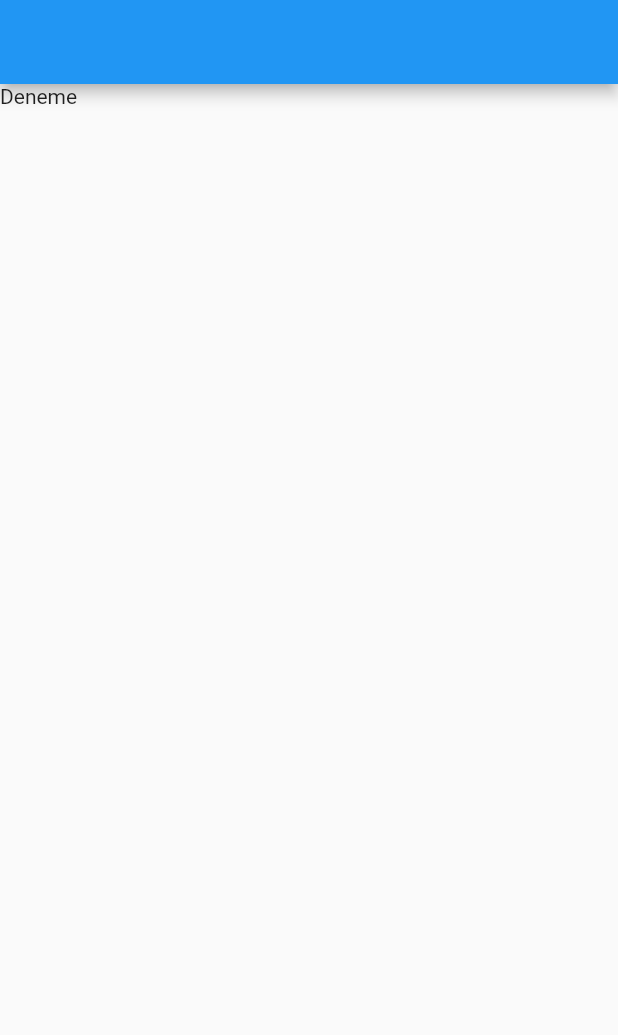
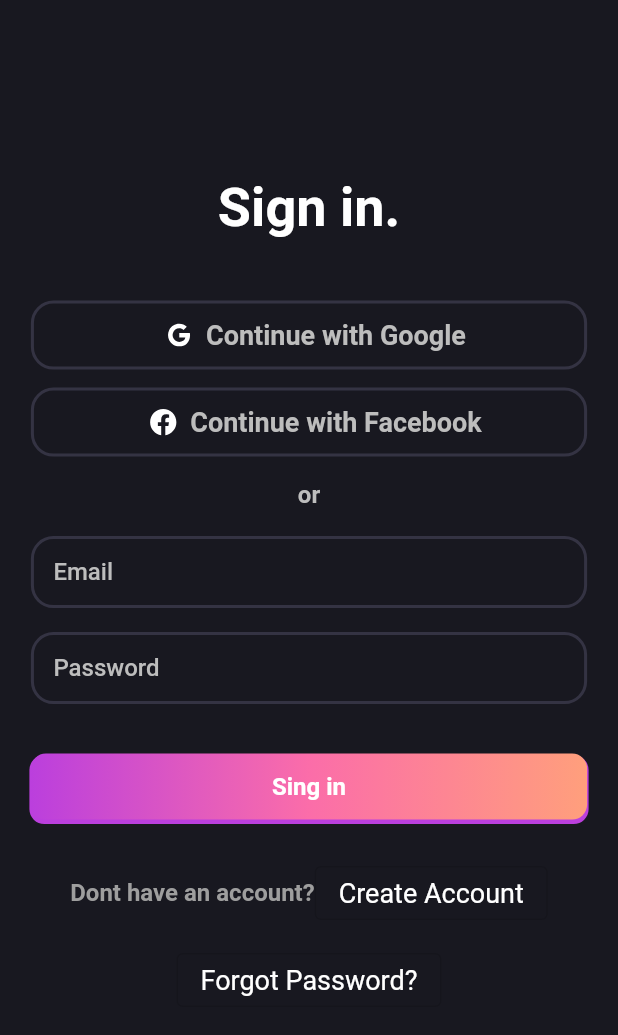
Before and after one commit to nurullahturkoglu/learndigital-google-flutter, a Flutter app: the screen it shows after launch, on a phone screen of 412 x 824 dp. Shown: the top 1035 px of the screen. Run offline on Flutter 3.47's test engine with Material 2 defaults, Android fonts, the phone set to English and light mode, and no system bars; our stand-ins replace awesome_snackbar_content, firebase_auth, firebase_core, flutter_riverpod, flutter_svg, google_fonts and 1 more; accounts and stored records are empty.

Commit message:
added login screen and images

```diff
--- a/lib/firebase/firebase_test.dart
+++ b/lib/firebase/firebase_test.dart
@@ -2,7 +2,6 @@ import 'package:firebase_auth/firebase_auth.dart';
 import 'package:firebase_core/firebase_core.dart';
 import 'package:flutter/material.dart';
 import 'package:flutter_riverpod/flutter_riverpod.dart';
-import 'package:myapp/firebase_options.dart';
 
 class FirebaseTest extends ConsumerStatefulWidget {
   const FirebaseTest({super.key});
--- a/lib/main.dart
+++ b/lib/main.dart
@@ -7,6 +7,8 @@ import 'package:myapp/screens/await_download.dart';
 import 'package:myapp/screens/flutter_inputs.dart';
 import 'package:myapp/screens/images_example.dart';
 import 'package:myapp/screens/listview_examples.dart';
+import 'package:myapp/screens/login_ui.dart';
+import 'package:myapp/screens/test_inherited_widget.dart';
 import 'firebase/firebase_options.dart';
 import 'firebase/firebase_test.dart';
 
@@ -18,29 +20,6 @@ Future<void> main() async {
   runApp(const ProviderScope(child: MyApp()));
 }
 
-// // final helloWorldProvider = Provider((_) => 'Hello world from main');
-// final counter = StateProvider<String>((ref) => '1');
-
-// notifier provider example
-
-// // future provider ex. (family -> /users/$value )
-// final fetchUserProvider =
-//     FutureProvider.family.autoDispose((ref, String value) {
-//   final userRepository = ref.watch(userRepositoryProvider);
-//   return userRepository.fetchUser(value);
-// });
-
-// stream provider example
-
-// final someStreamProvider = StreamProvider((ref) async* {
-//   var allMessages = const <int>[];
-//   for (var i = 0; i < 10; i++) {
-//     await Future.delayed(Duration(seconds: 2));
-//     allMessages = [...allMessages, i];
-//     yield allMessages;
-//   }
-// });
-
 class MyApp extends StatelessWidget {
   const MyApp({super.key});
 
@@ -51,7 +30,7 @@ class MyApp extends StatelessWidget {
       theme: ThemeData(
         primarySwatch: Colors.blue,
       ),
-      home: const FirebaseTest(),
+      home: const LoginUi(),
       debugShowCheckedModeBanner: false,
     );
   }
@@ -244,70 +223,3 @@ class YemekListesi extends StatelessWidget {
     );
   }
 }
-
-class Yemekler extends StatelessWidget {
-  const Yemekler({
-    super.key,
-  });
-
-  @override
-  Widget build(BuildContext context) {
-    return const Text(
-      "Yemekler",
-      textScaleFactor: 2,
-    );
-  }
-}
-
-class Yazi extends StatelessWidget {
-  final String _benimYazim;
-  Yazi(this._benimYazim, {super.key}) {
-    print("statless");
-  }
-
-  @override
-  Widget build(BuildContext context) {
-    return Text("$_benimYazim");
-  }
-}
-
-class statefulYazi extends StatefulWidget {
-  final String _yazi;
-  final int _value;
-
-  statefulYazi(this._yazi, this._value, {super.key}) {
-    print("stateful const");
-  }
-
-  @override
-  State<statefulYazi> createState() => _statefulYaziState();
-}
-
-class _statefulYaziState extends State<statefulYazi> {
-  _statefulYaziState() {
-    print("sayi arttir state class const. oluştu");
-  }
-  @override
-  int _newCount = 0;
-
-  @override
-  void initState() {
-    super.initState();
-    _newCount = widget._value;
-  }
-
-  void sayiArttir() {
-    print("sayi arttir cagirildi");
-  }
-
-  Widget build(BuildContext context) {
-    print('render');
-    return ElevatedButton(
-        onPressed: () {
-          setState(() {
-            _newCount++;
-          });
-        },
-        child: Text("${widget._yazi} $_newCount"));
-  }
-}
--- /dev/null
+++ b/lib/palette.dart
@@ -0,0 +1,38 @@
+import 'package:flutter/material.dart';
+import 'package:flutter_svg/svg.dart';
+
+class Pallete {
+  static const Color backgroundColor = Color.fromRGBO(24, 24, 32, 1);
+  static const Color gradient1 = Color.fromRGBO(187, 63, 221, 1);
+  static const Color gradient2 = Color.fromRGBO(251, 109, 169, 1);
+  static const Color gradient3 = Color.fromRGBO(255, 159, 124, 1);
+  static const Color borderColor = Color.fromRGBO(52, 51, 67, 1);
+  static const Color whiteColor = Colors.white;
+  Color fontColor = Colors.grey.shade400;
+
+  Widget facebookSvgIcon = Padding(
+    padding: const EdgeInsets.all(8.0),
+    child: SvgPicture.asset(
+      'assets/svgs/f_logo.svg',
+      colorFilter: const ColorFilter.mode(
+        Pallete.whiteColor,
+        BlendMode.srcIn,
+      ),
+      semanticsLabel: 'A red up arrow',
+      height: 20,
+    ),
+  );
+
+  Widget googleSvgIcon = Padding(
+    padding: const EdgeInsets.all(8.0),
+    child: SvgPicture.asset(
+      'assets/svgs/g_logo.svg',
+      colorFilter: const ColorFilter.mode(
+        Pallete.whiteColor,
+        BlendMode.srcIn,
+      ),
+      semanticsLabel: 'A red up arrow',
+      height: 20,
+    ),
+  );
+}
--- /dev/null
+++ b/lib/screens/login_ui.dart
@@ -0,0 +1,316 @@
+import 'package:flutter/material.dart';
+import 'package:google_fonts/google_fonts.dart';
+import '../palette.dart';
+
+class LoginUi extends StatelessWidget {
+  const LoginUi({super.key});
+
+  @override
+  Widget build(BuildContext context) {
+    return MaterialApp(
+      home: Scaffold(
+        backgroundColor: Pallete.backgroundColor,
+        body: Center(
+          child: FractionallySizedBox(
+            heightFactor: 0.8,
+            widthFactor: 0.9, // color: Palette,
+            child: SingleChildScrollView(
+              child: Column(
+                crossAxisAlignment: CrossAxisAlignment.stretch,
+                children: [
+                  // const TopImage(),
+                  const SignInText(),
+                  ContinueWithButton(
+                    buttonText: 'Continue with Google',
+                    icon: Pallete().googleSvgIcon,
+                  ),
+                  ContinueWithButton(
+                    buttonText: 'Continue with Facebook',
+                    icon: Pallete().facebookSvgIcon,
+                  ),
+                  const MidText(text: 'or'),
+                  const LoginTextField(
+                    hintText: 'Email',
+                    isSecret: false,
+                  ),
+                  const LoginTextField(
+                    hintText: "Password",
+                    isSecret: true,
+                  ),
+                  const SingInButton(
+                    buttonText: 'Sing in',
+                  ),
+                  Row(
+                    mainAxisAlignment: MainAxisAlignment.center,
+                    children: [
+                      const Flexible(
+                        flex: 2,
+                        child: GreyText(text: 'Dont have an account?'),
+                      ),
+                      Flexible(
+                        flex: 2,
+                        child: WhiteButton(
+                          text: 'Create Account',
+                          onPressed: () {},
+                        ),
+                      ),
+                    ],
+                  ),
+                  const SizedBox(
+                    height: 10,
+                  ),
+                  Center(
+                    child: WhiteButton(
+                      onPressed: () {},
+                      text: "Forgot Password?",
+                    ),
+                  ),
+                ],
+              ),
+            ),
+          ),
+        ),
+      ),
+    );
+  }
+}
+
+class WhiteButton extends StatelessWidget {
+  final String text;
+  final Function() onPressed;
+  const WhiteButton({
+    super.key,
+    required this.onPressed,
+    required this.text,
+  });
+
+  @override
+  Widget build(BuildContext context) {
+    return OutlinedButton(
+      onPressed: onPressed,
+      child: Text(
+        text,
+        style: GoogleFonts.roboto(
+          color: Pallete.whiteColor,
+          fontSize: 18,
+          fontWeight: FontWeight.w400,
+        ),
+        overflow: TextOverflow.fade,
+      ),
+    );
+  }
+}
+
+class GreyText extends StatelessWidget {
+  final String text;
+  const GreyText({
+    super.key,
+    required this.text,
+  });
+
+  @override
+  Widget build(BuildContext context) {
+    return Text(
+      text,
+      style: GoogleFonts.roboto(
+        color: Colors.grey.shade500,
+        fontSize: 16,
+        fontWeight: FontWeight.w600,
+      ),
+      overflow: TextOverflow.fade,
+    );
+  }
+}
+
+class SingInButton extends StatelessWidget {
+  final String buttonText;
+  const SingInButton({
+    super.key,
+    required this.buttonText,
+  });
+
+  @override
+  Widget build(BuildContext context) {
+    return Container(
+      margin: const EdgeInsets.symmetric(vertical: 25),
+      height: 44.0,
+      decoration: const BoxDecoration(
+        boxShadow: [
+          BoxShadow(
+            color: Pallete.gradient1,
+            spreadRadius: 1,
+            blurRadius: 0,
+            offset: Offset(0, 2), // changes position of shadow
+          ),
+        ],
+        gradient: LinearGradient(
+          colors: [Pallete.gradient1, Pallete.gradient2, Pallete.gradient3],
+        ),
+        borderRadius: BorderRadius.all(
+          Radius.circular(10),
+        ),
+      ),
+      child: TextButton(
+        onPressed: () {},
+        child: Text(
+          buttonText,
+          style: const TextStyle(
+            color: Pallete.whiteColor,
+            fontSize: 16,
+            fontWeight: FontWeight.bold,
+          ),
+        ),
+      ),
+    );
+  }
+}
+
+class LoginTextField extends StatelessWidget {
+  final String hintText;
+  final bool isSecret;
+  const LoginTextField({
+    super.key,
+    required this.hintText,
+    required this.isSecret,
+  });
+
+  @override
+  Widget build(BuildContext context) {
+    return Container(
+      margin: const EdgeInsets.symmetric(vertical: 8),
+      child: TextField(
+        style: const TextStyle(color: Pallete.whiteColor),
+        obscureText: isSecret ? true : false,
+        enableSuggestions: isSecret ? false : true,
+        autocorrect: isSecret ? false : true,
+        decoration: InputDecoration(
+          contentPadding: const EdgeInsets.only(left: 15),
+          hintText: hintText,
+          hintStyle: TextStyle(
+              color: Pallete().fontColor, fontWeight: FontWeight.w500),
+          enabledBorder: const OutlineInputBorder(
+            borderSide: BorderSide(
+              width: 2,
+              color: Pallete.borderColor,
+            ),
+            borderRadius: BorderRadius.all(
+              Radius.circular(15),
+            ),
+          ),
+          focusedBorder: const OutlineInputBorder(
+            borderSide: BorderSide(
+              width: 2,
+              color: Pallete.borderColor,
+            ),
+            borderRadius: BorderRadius.all(
+              Radius.circular(15),
+            ),
+          ),
+        ),
+      ),
+    );
+  }
+}
+
+class MidText extends StatelessWidget {
+  final String text;
+  const MidText({
+    super.key,
+    required this.text,
+  });
+
+  @override
+  Widget build(BuildContext context) {
+    return Container(
+      alignment: Alignment.center,
+      margin: const EdgeInsets.symmetric(vertical: 10),
+      child: Text(
+        text,
+        style: GoogleFonts.roboto(
+          fontSize: 16,
+          color: Pallete().fontColor,
+          fontWeight: FontWeight.bold,
+        ),
+      ),
+    );
+  }
+}
+
+class ContinueWithButton extends StatelessWidget {
+  final String buttonText;
+  final Widget icon;
+  const ContinueWithButton({
+    super.key,
+    required this.buttonText,
+    required this.icon,
+  });
+
+  @override
+  Widget build(BuildContext context) {
+    return Container(
+      margin: const EdgeInsets.symmetric(vertical: 6),
+      padding: const EdgeInsets.symmetric(vertical: 3),
+      decoration: BoxDecoration(
+        border: Border.all(
+          color: Pallete.borderColor,
+          width: 2,
+        ),
+        borderRadius: const BorderRadius.all(
+          Radius.circular(15),
+        ),
+      ),
+      child: Row(
+        mainAxisAlignment: MainAxisAlignment.center,
+        children: [
+          icon,
+          Text(
+            buttonText,
+            style: GoogleFonts.roboto(
+              fontSize: 18,
+              color: Pallete().fontColor,
+              fontWeight: FontWeight.bold,
+            ),
+          ),
+        ],
+      ),
+    );
+  }
+}
+
+class TopImage extends StatelessWidget {
+  const TopImage({
+    super.key,
+  });
+
+  @override
+  Widget build(BuildContext context) {
+    return ClipRRect(
+      borderRadius: BorderRadius.circular(100.0),
+      child: Image.asset(
+        'assets/images/signin_balls.png',
+      ),
+    );
+  }
+}
+
+class SignInText extends StatelessWidget {
+  const SignInText({
+    super.key,
+  });
+
+  @override
+  Widget build(BuildContext context) {
+    return Container(
+      alignment: Alignment.center,
+      margin: const EdgeInsets.symmetric(vertical: 35),
+      child: Text(
+        "Sign in.",
+        style: GoogleFonts.roboto(
+          fontSize: 36,
+          color: Pallete.whiteColor,
+          fontWeight: FontWeight.bold,
+        ),
+      ),
+    );
+  }
+}
--- a/pubspec.yaml
+++ b/pubspec.yaml
@@ -42,6 +42,8 @@ dependencies:
   flutter_riverpod: ^2.3.4
   firebase_core: ^2.9.0
   firebase_auth: ^4.4.1
+  flutter_svg: ^2.0.5
+  google_fonts: ^4.0.3
 
 dev_dependencies:
   flutter_test:
@@ -67,7 +69,8 @@ flutter:
 
   # To add assets to your application, add an assets section, like this:
   assets:
-    - images/
+    - assets/images/
+    - assets/svgs/
   #   - images/a_dot_ham.jpeg
 
   # An image asset can refer to one or more resolution-specific "variants", see
```
Also changed, not shown: assets/images/20210221010719_1.jpg (renamed from images/20210221010719_1.jpg), assets/images/WhatsApp Image 2019-05-13 at 19.50.48.jpeg (renamed from images/WhatsApp Image 2019-05-13 at 19.50.48.jpeg), assets/images/chloe.jpg (renamed from images/chloe.jpg), assets/images/coast_ocean_waves_275548_1920x1080.jpg (renamed from images/coast_ocean_waves_275548_1920x1080.jpg), assets/images/kral.jpg (renamed from images/kral.jpg), assets/images/mountain.jpg (renamed from images/mountain.jpg), assets/images/neon_squares_flowers_131525_1920x1080.jpg (renamed from images/neon_squares_flowers_131525_1920x1080.jpg), assets/images/signin_balls.png (added), assets/images/wierschem_germany_castle_trail_evening_sky_119771_1920x1080.jpg (renamed from images/wierschem_germany_castle_trail_evening_sky_119771_1920x1080.jpg), assets/svgs/f_logo.svg (added), assets/svgs/g_logo.svg (added), pubspec.lock, 2 other files.
